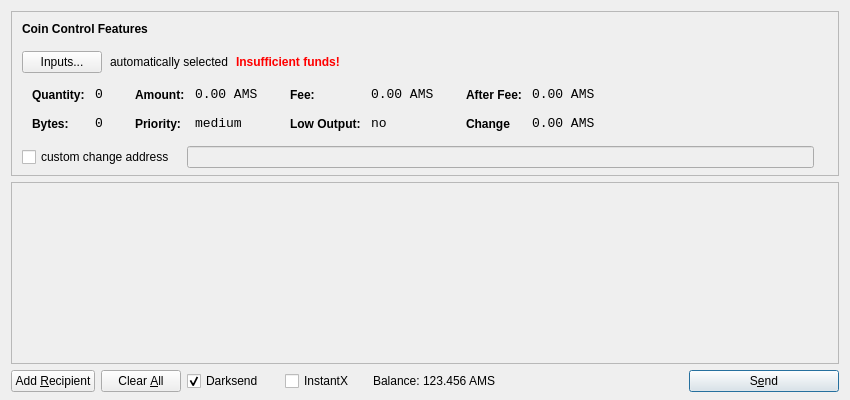
ALLMINER/XDE2, file src/qt/forms/sendcoinsdialog.ui: the form before one commit.
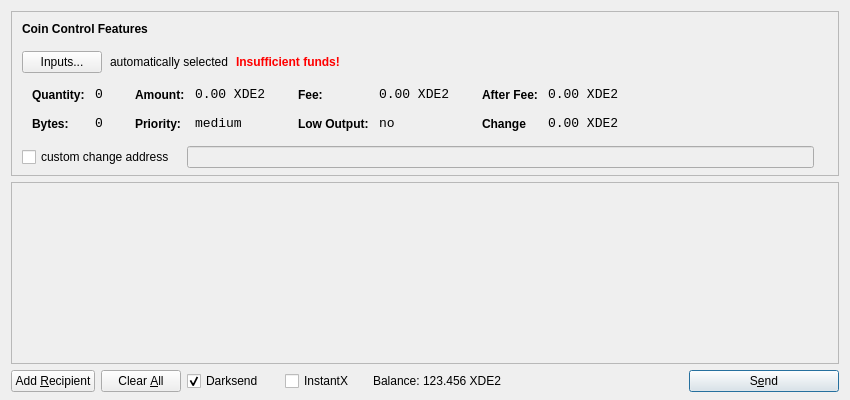
The form after the commit. Icons and pictures are not drawn.

What changed in the file:
```diff
--- a/src/qt/forms/sendcoinsdialog.ui
+++ b/src/qt/forms/sendcoinsdialog.ui
@@ -321,7 +321,7 @@
                   <enum>Qt::ActionsContextMenu</enum>
                  </property>
                  <property name="text">
-                  <string>0.00 AMS</string>
+                  <string>0.00 XDE2</string>
                  </property>
                  <property name="textInteractionFlags">
                   <set>Qt::LinksAccessibleByMouse|Qt::TextSelectableByKeyboard|Qt::TextSelectableByMouse</set>
@@ -407,7 +407,7 @@
                   <enum>Qt::ActionsContextMenu</enum>
                  </property>
                  <property name="text">
-                  <string>0.00 AMS</string>
+                  <string>0.00 XDE2</string>
                  </property>
                  <property name="textInteractionFlags">
                   <set>Qt::LinksAccessibleByMouse|Qt::TextSelectableByKeyboard|Qt::TextSelectableByMouse</set>
@@ -493,7 +493,7 @@
                   <enum>Qt::ActionsContextMenu</enum>
                  </property>
                  <property name="text">
-                  <string>0.00 AMS</string>
+                  <string>0.00 XDE2</string>
                  </property>
                  <property name="textInteractionFlags">
                   <set>Qt::LinksAccessibleByMouse|Qt::TextSelectableByKeyboard|Qt::TextSelectableByMouse</set>
@@ -525,7 +525,7 @@
                   <enum>Qt::ActionsContextMenu</enum>
                  </property>
                  <property name="text">
-                  <string>0.00 AMS</string>
+                  <string>0.00 XDE2</string>
                  </property>
                  <property name="textInteractionFlags">
                   <set>Qt::LinksAccessibleByMouse|Qt::TextSelectableByKeyboard|Qt::TextSelectableByMouse</set>
@@ -756,7 +756,7 @@
           <cursorShape>IBeamCursor</cursorShape>
          </property>
          <property name="text">
-          <string>123.456 AMS</string>
+          <string>123.456 XDE2</string>
          </property>
          <property name="textInteractionFlags">
           <set>Qt::LinksAccessibleByMouse|Qt::TextSelectableByKeyboard|Qt::TextSelectableByMouse</set>
```
